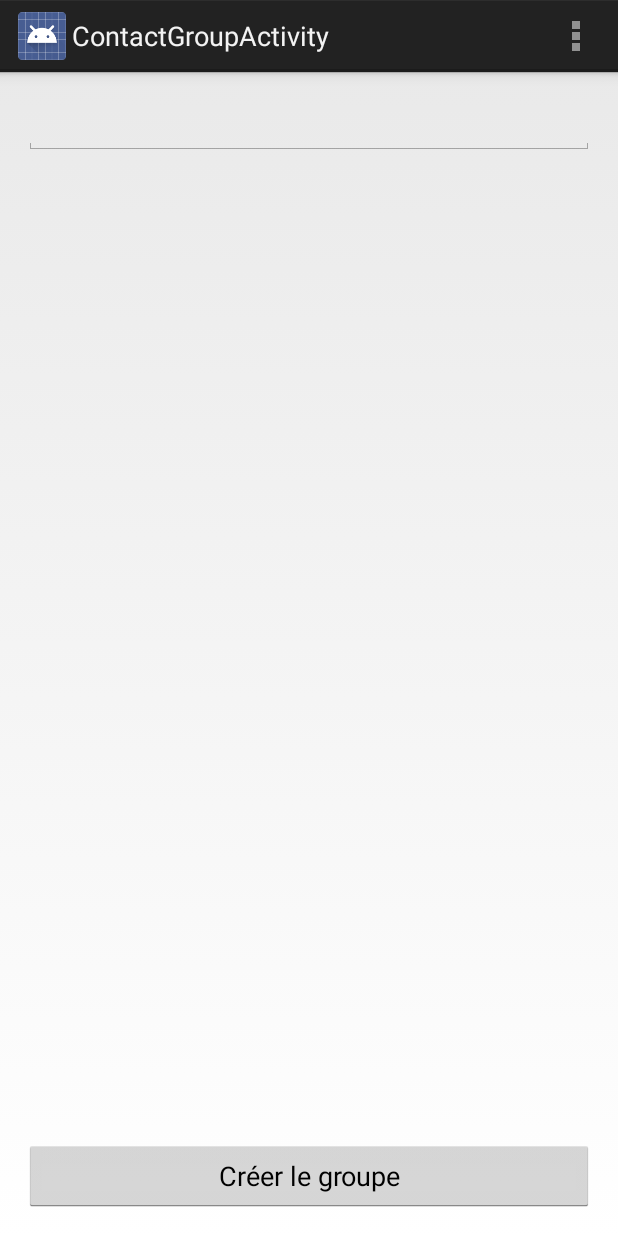
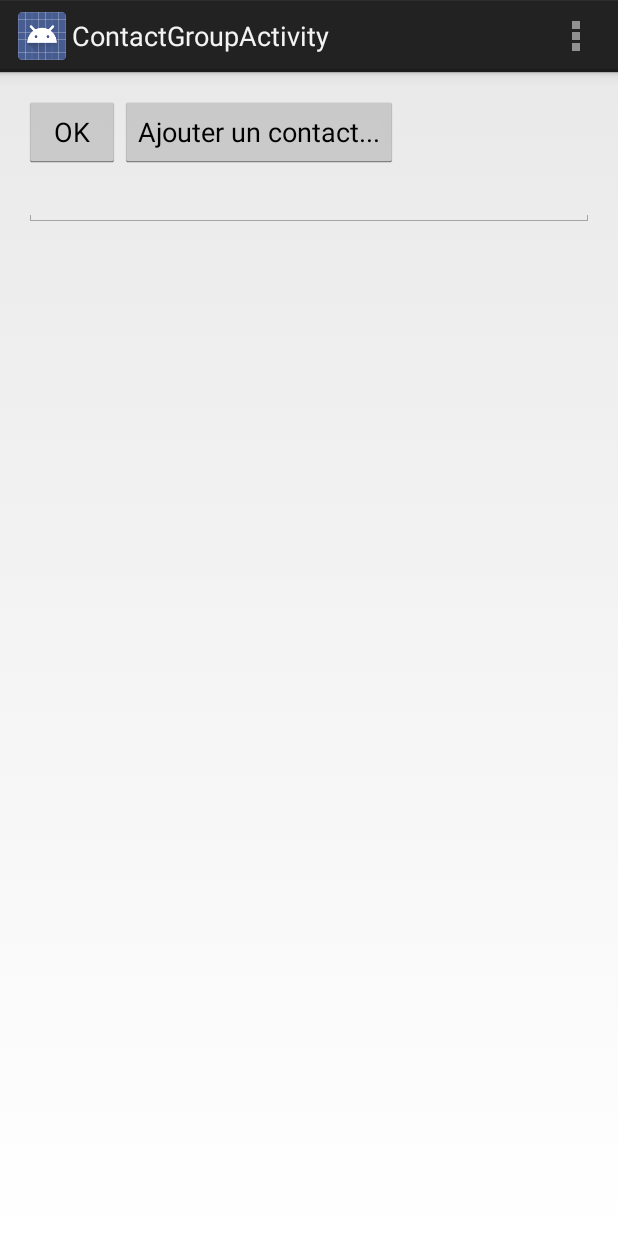
Before and after one commit to gwandalf/PSM, an Android app: the screen it shows after launch (ContactGroupActivity), after a tap on "Ajouter un groupe", on a phone screen of 412 x 824 dp. Run offline under Robolectric (Android 15) with nearby library versions, the phone set to English and light mode, and no system bars.

Commit message:
add contact

```diff
--- a/psm/android/PSM/app/src/main/AndroidManifest.xml
+++ b/psm/android/PSM/app/src/main/AndroidManifest.xml
@@ -20,6 +20,7 @@
             android:name=".ContactGroupActivity"
             android:label="@string/title_activity_contact_group" >
         </activity>
+        <uses-permission android:name="android.permission.READ_CONTACTS" />
     </application>
 
 </manifest>
--- a/psm/android/PSM/app/src/main/java/gwendal/psm/ContactGroupActivity.java
+++ b/psm/android/PSM/app/src/main/java/gwendal/psm/ContactGroupActivity.java
@@ -1,28 +1,58 @@
 package gwendal.psm;
 
+import android.app.ActionBar;
 import android.app.Activity;
 import android.content.Context;
 import android.content.Intent;
+import android.database.Cursor;
+import android.net.Uri;
 import android.os.Bundle;
+import android.provider.ContactsContract;
 import android.view.Menu;
 import android.view.MenuItem;
-import android.view.View;
 import android.widget.Button;
 import android.widget.EditText;
+import android.widget.LinearLayout;
+import android.widget.RelativeLayout;
 import android.widget.TextView;
+import android.widget.Toast;
 
+import gwendal.psm.commands.AddContactCommand;
+import gwendal.psm.commands.RegisterContactGroupCommand;
+import model.Contact;
 import model.ContactGroup;
 
 
 public class ContactGroupActivity extends Activity {
 
+    private static final String CONTACT_GROUP = "cg";
+
+    /**
+     * Observed contact group.
+     */
+    private ContactGroup observed;
+
+    /**
+     * Activity layout.
+     */
+    private LinearLayout layout;
+
     @Override
     protected void onCreate(Bundle savedInstanceState) {
         super.onCreate(savedInstanceState);
         setContentView(R.layout.activity_contact_group);
-        Button createGroup = (Button) findViewById(R.id.create_group);
+        Bundle data = this.getIntent().getExtras();
+        if(data != null)
+            this.observed = (ContactGroup)data.get(CONTACT_GROUP);
+        else
+            this.observed = new ContactGroup();
+        this.layout = (LinearLayout) findViewById(R.id.contact_list);
+        Button addContact = (Button) findViewById(R.id.add_contact);
+        AddContactCommand addContactCommand = new AddContactCommand(this);
+        addContact.setOnClickListener(addContactCommand);
+        Button createGroup = (Button) findViewById(R.id.register_group);
         EditText et = (EditText) findViewById(R.id.group_name);
-        RegisterContactGroupCommand command = new RegisterContactGroupCommand(this, et);
+        RegisterContactGroupCommand command = new RegisterContactGroupCommand(this, et, this.observed);
         createGroup.setOnClickListener(command);
     }
 
@@ -55,7 +85,37 @@ public class ContactGroupActivity extends Activity {
      */
     public static void launchOnContactGroup(ContactGroup cg, Context ctx) {
         Intent intent = new Intent(ctx, ContactGroupActivity.class);
-        intent.putExtra("cg", cg);
+        intent.putExtra(CONTACT_GROUP, cg);
         ctx.startActivity(intent);
     }
+
+    /**
+     * Starts the contact activity for contact picking.
+     */
+    public void pickContact() {
+        Intent pickContactIntent = new Intent(
+                Intent.ACTION_PICK,
+                ContactsContract.Contacts.CONTENT_URI
+        );
+        startActivityForResult(pickContactIntent, 1);
+    }
+
+    @Override
+    protected void onActivityResult(int requestCode, int resultCode, Intent data) {
+        super.onActivityResult(requestCode, resultCode, data);
+        if(resultCode == RESULT_OK) {
+            Uri contactUri = data.getData();
+            Cursor cursor = getContentResolver().query(contactUri, null, null, null, null);
+            cursor.moveToFirst();
+            int nameColumn = cursor.getColumnIndex(ContactsContract.Contacts.DISPLAY_NAME);
+            String name = cursor.getString(nameColumn);
+            Contact contact = new Contact("id", name, "number");
+            this.observed.add(contact);
+            TextView contactView = new TextView(this);
+            contactView.setText(contact.getName());
+            this.layout.addView(contactView, ActionBar.LayoutParams.MATCH_PARENT, ActionBar.LayoutParams.WRAP_CONTENT);
+        }
+        else
+            DialogFactory.showErrorDialog("Le contact n'a pas pu être ajouté.", this);
+    }
 }
--- a/psm/android/PSM/app/src/main/java/gwendal/psm/MainActivity.java
+++ b/psm/android/PSM/app/src/main/java/gwendal/psm/MainActivity.java
@@ -4,15 +4,12 @@ import android.app.Activity;
 import android.os.Bundle;
 import android.view.Menu;
 import android.view.MenuItem;
-import android.view.View;
 import android.widget.Button;
 import android.widget.LinearLayout;
 
 import java.io.IOException;
-import java.io.InputStream;
-import java.util.ArrayList;
-import java.util.List;
 
+import gwendal.psm.commands.AddContactGroupCommand;
 import model.ContactGroup;
 
 
--- /dev/null
+++ b/psm/android/PSM/app/src/main/java/gwendal/psm/commands/AddContactCommand.java
@@ -0,0 +1,30 @@
+package gwendal.psm.commands;
+
+import android.view.View;
+
+import gwendal.psm.ContactGroupActivity;
+
+/**
+ * Created by gwendal on 01/03/15.
+ * Add a contact to a contact group.
+ */
+public class AddContactCommand implements View.OnClickListener {
+
+    /**
+     * ContactGroup activity
+     */
+    private ContactGroupActivity activity;
+
+    /**
+     * Constructor.
+     * @param activity Parent activity.
+     */
+    public AddContactCommand(ContactGroupActivity activity) {
+        this.activity = activity;
+    }
+
+    @Override
+    public void onClick(View v) {
+        this.activity.pickContact();
+    }
+}
--- a/psm/android/PSM/app/src/main/java/gwendal/psm/AddContactGroupCommand.java
+++ b/psm/android/PSM/app/src/main/java/gwendal/psm/commands/AddContactGroupCommand.java
@@ -1,7 +1,10 @@
-package gwendal.psm;
+package gwendal.psm.commands;
 
 import android.content.Context;
 import android.view.View;
+
+import gwendal.psm.ContactGroupActivity;
+import model.ContactGroup;
 
 /**
  * Created by gwendal on 15/02/15.
@@ -22,6 +25,7 @@ public class AddContactGroupCommand implements View.OnClickListener {
 
     @Override
     public void onClick(View v) {
-        ContactGroupActivity.launchOnContactGroup(null, this.ctx);
+       ContactGroup cg = new ContactGroup();
+       ContactGroupActivity.launchOnContactGroup(cg, this.ctx);
     }
 }
--- a/psm/android/PSM/app/src/main/java/gwendal/psm/RegisterContactGroupCommand.java
+++ b/psm/android/PSM/app/src/main/java/gwendal/psm/commands/RegisterContactGroupCommand.java
@@ -1,4 +1,4 @@
-package gwendal.psm;
+package gwendal.psm.commands;
 
 import android.app.Activity;
 import android.content.Context;
@@ -7,6 +7,8 @@ import android.widget.TextView;
 
 import java.io.IOException;
 
+import gwendal.psm.DialogFactory;
+import gwendal.psm.MainActivity;
 import model.ContactGroup;
 
 /**
@@ -21,19 +23,27 @@ public class RegisterContactGroupCommand implements View.OnClickListener {
     private TextView tv;
 
     /**
+     * Contact Group to register.
+     */
+    private ContactGroup contactGroup;
+
+    /**
      * Constructor.
      * @param activity Current activity.
+     * @param tv Name field.
+     * @param contactGroup Contact Group to register.
      */
-    public RegisterContactGroupCommand(Activity activity, TextView tv) {
+    public RegisterContactGroupCommand(Activity activity, TextView tv, ContactGroup contactGroup) {
         this.activity = activity;
         this.tv = tv;
+        this.contactGroup = contactGroup;
     }
 
     @Override
     public void onClick(View v) {
         try {
-            ContactGroup cg = new ContactGroup(tv.getText().toString());
-            MainActivity.register(cg);
+            this.contactGroup.setName(tv.getText().toString());
+            MainActivity.register(this.contactGroup);
             this.activity.finish();
         } catch (IOException e) {
             DialogFactory.showErrorDialog("Le groupe ne peut pas être enregistré.", this.activity);
--- a/psm/android/PSM/app/src/main/java/model/ContactGroup.java
+++ b/psm/android/PSM/app/src/main/java/model/ContactGroup.java
@@ -1,6 +1,7 @@
 package model;
 
 import java.io.Serializable;
+import java.util.HashSet;
 
 import interfaces.ContactGroupInterface;
 
@@ -8,10 +9,17 @@ import interfaces.ContactGroupInterface;
  * Created by gwendal on 15/02/15.
  * Contact Group.
  */
-public class ContactGroup implements ContactGroupInterface, Serializable {
+public class ContactGroup extends HashSet<Contact> implements ContactGroupInterface, Serializable {
 
     //Name.
     private String name;
+
+    /**
+     * Constructor.
+     */
+    public ContactGroup() {
+        this.name = "(Sans nom)";
+    }
 
     /**
      * Constructor.
--- a/psm/android/PSM/app/src/main/res/layout/activity_contact_group.xml
+++ b/psm/android/PSM/app/src/main/res/layout/activity_contact_group.xml
@@ -1,21 +1,43 @@
-<RelativeLayout xmlns:android="http://schemas.android.com/apk/res/android"
+<LinearLayout xmlns:android="http://schemas.android.com/apk/res/android"
     xmlns:tools="http://schemas.android.com/tools" android:layout_width="match_parent"
     android:layout_height="match_parent" android:paddingLeft="@dimen/activity_horizontal_margin"
     android:paddingRight="@dimen/activity_horizontal_margin"
     android:paddingTop="@dimen/activity_vertical_margin"
     android:paddingBottom="@dimen/activity_vertical_margin"
-    tools:context="gwendal.psm.ContactGroupActivity">
+    tools:context="gwendal.psm.ContactGroupActivity"
+    android:orientation="vertical">
+
+    <LinearLayout
+        android:layout_width="match_parent"
+        android:layout_height="wrap_content">
+
+        <Button
+            android:id="@+id/register_group"
+            android:layout_width="wrap_content"
+            android:layout_height="wrap_content"
+            android:layout_alignParentBottom="true"
+            android:text="@string/ok"/>
+
+        <Button
+            android:id="@+id/add_contact"
+            android:layout_width="wrap_content"
+            android:layout_height="wrap_content"
+            android:layout_alignParentBottom="true"
+            android:text="@string/add_contact"/>
+
+    </LinearLayout>
 
     <EditText
         android:id="@+id/group_name"
         android:layout_width="match_parent"
         android:layout_height="wrap_content" />
 
-    <Button
-        android:id="@+id/create_group"
+    <LinearLayout
         android:layout_width="match_parent"
         android:layout_height="wrap_content"
-        android:layout_alignParentBottom="true"
-        android:text="@string/create_group"/>
+        android:id="@+id/contact_list"
+        android:orientation="vertical">
 
-</RelativeLayout>
+    </LinearLayout>
+
+</LinearLayout>
--- a/psm/android/PSM/app/src/main/res/values/strings.xml
+++ b/psm/android/PSM/app/src/main/res/values/strings.xml
@@ -8,5 +8,6 @@
     <string name="title_activity_contact_group">ContactGroupActivity</string>
     <string name="create_group">Créer le groupe</string>
     <string name="ok">OK</string>
+    <string name="add_contact">Ajouter un contact...</string>
 
 </resources>
```
Also changed, not shown: psm/android/PSM/app/src/main/java/model/Contact.java (added, +83 -0 lines), 2 other files.
